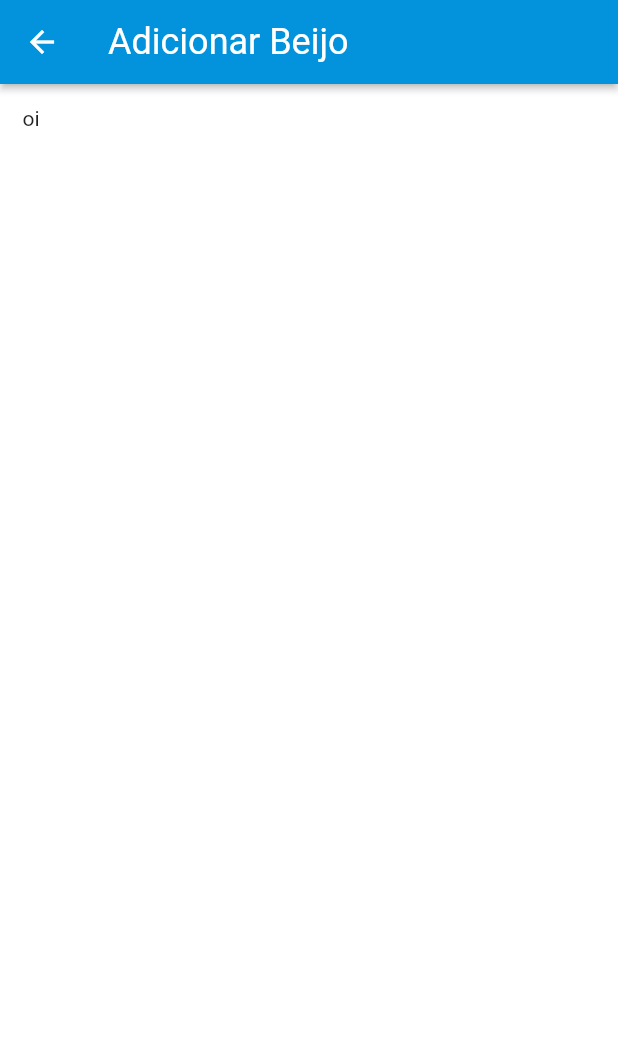
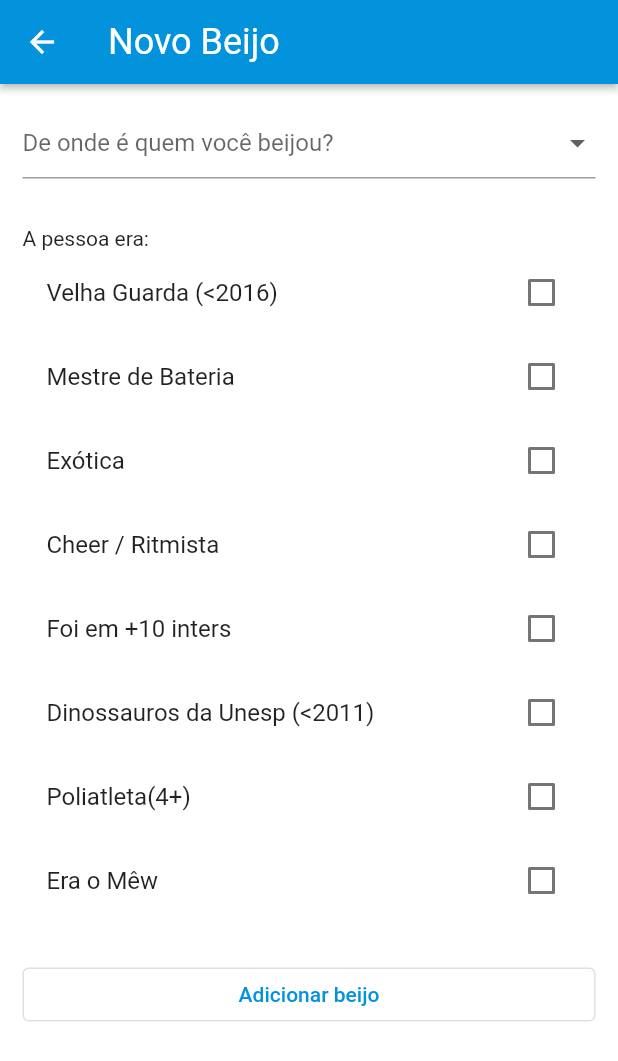
Before and after one commit to vinifig/inter_war, a Flutter app: the AddKiss screen opened by its route, on a phone screen of 412 x 824 dp. Shown: the top 1061 px of the screen. Run offline on Flutter 3.47's test engine with Material 2 defaults, Android fonts, the phone set to English and light mode, and no system bars; our stand-ins replace shared_preferences; accounts and stored records are empty; generated files the repository leaves out were written again.

Commit message:
:sparkles: add: add_kiss_page ela só quer beijar, beijar beijar beijar

```diff
--- a/lib/components/campus_input.dart
+++ b/lib/components/campus_input.dart
@@ -1,16 +1,17 @@
 import 'package:flutter/material.dart';
 import 'package:inter_war/extensions/extensions.dart';
 import 'package:inter_war/model/campus.model.dart';
+import 'package:inter_war/types/types.dart';
 
 class CampusInput extends StatelessWidget {
   const CampusInput({
     required this.controller,
-    required this.label,
+    this.label,
     Key? key,
   }) : super(key: key);
 
-  final ValueNotifier<Campus?> controller;
-  final String label;
+  final CampusController controller;
+  final String? label;
   final campuses = Campus.values;
 
   List<DropdownMenuItem<Campus?>> _getDropdownMenuItems() {
@@ -28,7 +29,7 @@ class CampusInput extends StatelessWidget {
   DropdownButtonFormField _getDropdownButton() {
     return DropdownButtonFormField(
       items: _getDropdownMenuItems(),
-      hint: const Text("Selecione o campus"),
+      hint: Text(label ?? "Selecione o campus"),
       onChanged: (value) {
         controller.value = value;
       },
--- a/lib/components/components.dart
+++ b/lib/components/components.dart
@@ -2,3 +2,4 @@ export 'alert.dart';
 export 'campus_input.dart';
 export 'scaffold.dart';
 export 'text_input.dart';
+export 'traits_input.dart';
--- /dev/null
+++ b/lib/components/traits_input.dart
@@ -0,0 +1,62 @@
+import 'package:flutter/material.dart';
+import 'package:inter_war/model/model.dart';
+
+typedef TraitsController = Map<String, bool>;
+
+class TraitsInput extends StatefulWidget {
+  const TraitsInput({
+    Key? key,
+    required this.traitsController,
+  }) : super(key: key);
+
+  final TraitsController traitsController;
+
+  static TraitsController createController() {
+    return Trait.values.map(
+      (key, value) => MapEntry(key, false),
+    );
+  }
+
+  @override
+  State<TraitsInput> createState() => _TraitsInputState();
+}
+
+class _TraitsInputState extends State<TraitsInput> {
+  List<Widget> _getTraitsCollection() {
+    return widget.traitsController.keys
+        .map(
+          (trait) => CheckboxListTile(
+            title: Text(trait),
+            onChanged: (bool? value) {
+              widget.traitsController[trait] = value ?? false;
+              setState(() {});
+            },
+            value: widget.traitsController[trait],
+          ),
+        )
+        .toList();
+  }
+
+  Widget _getTraitsInputLabel() => const Padding(
+        padding: EdgeInsets.only(top: 8.0),
+        child: Text(
+          "A pessoa era:",
+          textAlign: TextAlign.left,
+        ),
+      );
+
+  Widget _getTraitsInput() {
+    return Column(
+      children: [
+        _getTraitsInputLabel(),
+        ..._getTraitsCollection(),
+      ],
+      crossAxisAlignment: CrossAxisAlignment.start,
+    );
+  }
+
+  @override
+  Widget build(BuildContext context) {
+    return _getTraitsInput();
+  }
+}
--- a/lib/model/kiss.model.dart
+++ b/lib/model/kiss.model.dart
@@ -8,22 +8,33 @@ part 'kiss.model.g.dart';
 @JsonSerializable(explicitToJson: true)
 class Kiss {
   Kiss({
-    required this.id,
     required this.timestamp,
     required this.campus,
+    this.id,
     this.traits = const [],
   });
 
   factory Kiss.fromJson(Map<String, dynamic> json) => _$KissFromJson(json);
 
-  String id;
+  String? id;
   String timestamp;
   Campus campus;
-  List<Trait> traits;
+  List<String> traits;
 
   int get points => Random().nextInt(500);
 
   Map<String, dynamic> toJson() => _$KissToJson(this);
 }
 
-enum Trait { warVeteran }
+class Trait {
+  static final values = <String, int>{
+    "Velha Guarda (<2016)": 300,
+    "Mestre de Bateria": 100,
+    "Exótica": 200,
+    "Cheer / Ritmista": 50,
+    "Foi em +10 inters": 1000,
+    "Dinossauros da Unesp (<2011)": 500,
+    "Poliatleta(4+)": 300,
+    "Era o Mêw": 600,
+  };
+}
--- a/lib/pages/add_kiss.page.dart
+++ b/lib/pages/add_kiss.page.dart
@@ -1,20 +1,92 @@
 import 'package:flutter/material.dart';
 import 'package:inter_war/components/components.dart';
+import 'package:inter_war/model/model.dart';
+import 'package:inter_war/routes/routes.dart';
 import 'package:inter_war/services/user.service.dart';
+import 'package:inter_war/types/types.dart';
 
 class AddKiss extends StatelessWidget {
-  const AddKiss({
+  AddKiss({
     required this.userService,
     Key? key,
   }) : super(key: key);
 
   final UserService userService;
+  final CampusController _campusController = CampusController(null);
+  final TraitsController _traitsController = TraitsInput.createController();
+
+  Widget _getCampusInput() {
+    return CampusInput(
+        controller: _campusController, label: "De onde é quem você beijou?");
+  }
+
+  Widget _getTraitsInput() {
+    return Padding(
+      padding: const EdgeInsets.symmetric(vertical: 24),
+      child: TraitsInput(
+        traitsController: _traitsController,
+      ),
+    );
+  }
+
+  void _showFailureMessage(BuildContext context, String field) {
+    showDialog<void>(
+      context: context,
+      builder: (BuildContext context) => Alert(
+        title: "Preencha os campos",
+        content: "O campo $field não está preenchido",
+      ),
+    );
+  }
+
+  Future<void> _addKiss(BuildContext context) async {
+    if (_campusController.value == null) {
+      _showFailureMessage(context, "Campus");
+    }
+
+    final kiss = Kiss(
+      timestamp: '',
+      campus: _campusController.value!,
+      traits: _traitsController.entries
+          .where((element) => element.value)
+          .map((element) => element.key)
+          .toList(),
+    );
+    await userService.addKiss(kiss);
+
+    Navigator.of(context).pushNamedAndRemoveUntil(
+      Routes.home,
+      (route) => false,
+    );
+  }
+
+  Widget _getAddInput(BuildContext context) {
+    return SizedBox(
+      width: double.infinity,
+      child: OutlinedButton(
+        onPressed: () => _addKiss(context),
+        child: const Text("Adicionar beijo"),
+      ),
+    );
+  }
+
+  Widget _getForm(BuildContext context) {
+    return Column(
+      children: [
+        _getCampusInput(),
+        _getTraitsInput(),
+        _getAddInput(context),
+      ],
+      crossAxisAlignment: CrossAxisAlignment.start,
+    );
+  }
 
   @override
   Widget build(BuildContext context) {
-    return const WarScaffold(
-      title: "Adicionar Beijo",
-      child: Text("oi"),
+    _campusController.value = null;
+    return WarScaffold(
+      title: "Novo Beijo",
+      child: SingleChildScrollView(child: _getForm(context)),
     );
   }
 }
```
Also changed, not shown: lib/pages/home.page.dart (+13 -5 lines), lib/services/user.service.dart (+8 -2 lines).
